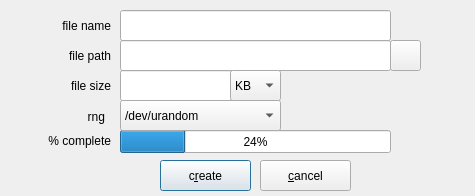
Before: the Qt Designer form zuluCrypt-gui/createfile.ui in mhogomchungu/zuluCrypt, drawn with Qt 5.
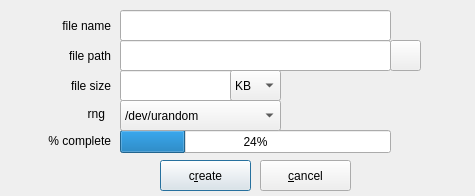
After: the same form once the commit is applied.

```diff
--- a/zuluCrypt-gui/createfile.ui
+++ b/zuluCrypt-gui/createfile.ui
@@ -231,9 +231,9 @@
    <property name="geometry">
     <rect>
      <x>50</x>
-     <y>110</y>
+     <y>104</y>
      <width>55</width>
-     <height>14</height>
+     <height>20</height>
     </rect>
    </property>
    <property name="text">
```
